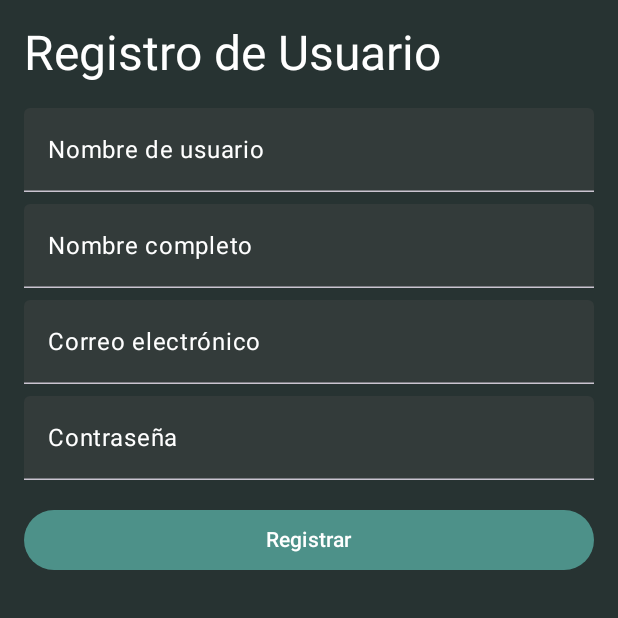
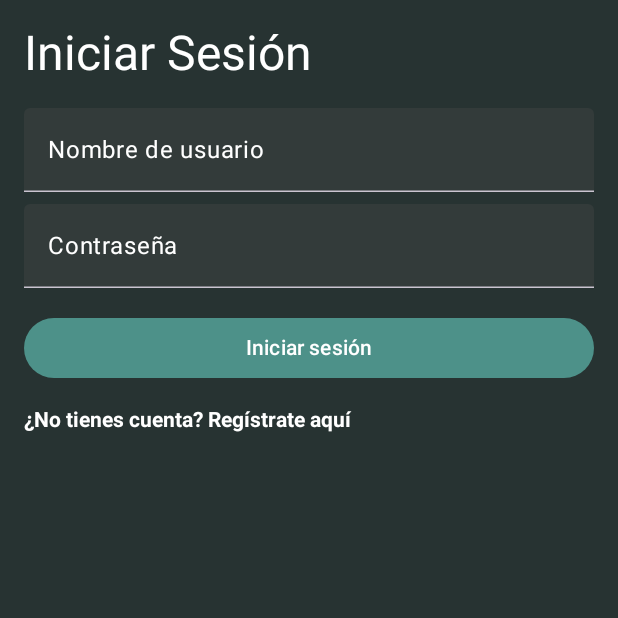
Before and after one commit to Zarael25/FrontendAPK, an Android app built with Jetpack Compose: the screen it shows after launch (MainActivity), on a phone screen of 412 x 824 dp, the top half of it. Run offline under Robolectric (Android 15) with nearby library versions, the phone set to English and light mode, and no system bars; Roboto replaces fonts that are not available here.

Commit message:
Pantalla de login y cierre de sesion creada

```diff
--- a/app/build.gradle.kts
+++ b/app/build.gradle.kts
@@ -64,7 +64,10 @@ dependencies {
 
     // Dependencias de Jetpack Compose
     implementation("androidx.compose.ui:ui:1.3.0")
-    implementation("androidx.compose.material3:material3:1.0.0")
+    implementation("androidx.compose.material3:material3:1.1.0")
+
+    // Dependencia estable de Material (no experimental)
+    implementation("androidx.compose.material:material:1.3.0")
 
     // Dependencia para la navegación en Compose
     implementation("androidx.navigation:navigation-compose:2.5.1")
--- a/app/src/main/java/com/example/frontendapk/data/ApiService.kt
+++ b/app/src/main/java/com/example/frontendapk/data/ApiService.kt
@@ -7,4 +7,8 @@ import retrofit2.http.POST
 interface ApiService {
     @POST("api/usuarios/registro/")
     fun registerUser(@Body user: User): Call<User>
+
+    @POST("api/usuarios/login/")
+    fun loginUser(@Body request: LoginRequest): Call<LoginResponse>
+
 }
--- /dev/null
+++ b/app/src/main/java/com/example/frontendapk/data/LoginRequest.kt
@@ -0,0 +1,6 @@
+package com.example.frontendapk.data
+
+data class LoginRequest(
+    val username: String,
+    val password: String
+)
--- a/app/src/main/java/com/example/frontendapk/navigation/AppNavigation.kt
+++ b/app/src/main/java/com/example/frontendapk/navigation/AppNavigation.kt
@@ -7,10 +7,12 @@ import androidx.navigation.compose.composable
 import androidx.navigation.compose.rememberNavController
 import com.example.frontendapk.view.RegisterScreen
 import com.example.frontendapk.view.SplashScreen
+import com.example.frontendapk.view.LoginScreen
 import com.example.frontendapk.navigation.AppScreens
 import androidx.compose.foundation.layout.PaddingValues
 import androidx.compose.ui.Modifier
 import androidx.compose.foundation.layout.padding
+import com.example.frontendapk.view.HomeScreen
 @Composable
 fun AppNavigation(navController: NavHostController, paddingValues: PaddingValues) {
     NavHost(
@@ -23,7 +25,16 @@ fun AppNavigation(navController: NavHostController, paddingValues: PaddingValues
             SplashScreen(navController = navController)  // Splash Screen
         }
         composable(AppScreens.RegisterScreen.route) {
-            RegisterScreen()  // Register Screen
+            RegisterScreen(navController = navController)  // Register Screen
+        }
+
+        composable(AppScreens.LoginScreen.route) {
+            LoginScreen(navController = navController)  // Login Screen
+        }
+
+        composable("home_screen/{nombre}") { backStackEntry ->
+            val nombre = backStackEntry.arguments?.getString("nombre") ?: "Usuario"
+            HomeScreen(navController = navController, nombre = nombre)
         }
     }
 }
--- a/app/src/main/java/com/example/frontendapk/navigation/AppScreens.kt
+++ b/app/src/main/java/com/example/frontendapk/navigation/AppScreens.kt
@@ -3,4 +3,5 @@ package com.example.frontendapk.navigation
 sealed class AppScreens(val route:String){
     object SplashScreen: AppScreens(route = "splash_screen")
     object RegisterScreen: AppScreens(route = "register_screen")
+    object LoginScreen : AppScreens(route = "login_screen")
 }
--- /dev/null
+++ b/app/src/main/java/com/example/frontendapk/view/LoginScreen.kt
@@ -0,0 +1,150 @@
+package com.example.frontendapk.view
+
+import android.content.Context
+import android.util.Log
+import android.widget.Toast
+import androidx.compose.foundation.layout.*
+import androidx.compose.material3.*
+import androidx.compose.runtime.*
+import androidx.compose.ui.Modifier
+import androidx.compose.ui.text.input.PasswordVisualTransformation
+import androidx.compose.ui.tooling.preview.Preview
+import androidx.compose.ui.unit.dp
+import androidx.compose.ui.text.input.VisualTransformation
+import androidx.compose.ui.platform.LocalContext
+import androidx.compose.ui.text.TextStyle
+import androidx.compose.ui.graphics.Color
+import androidx.compose.ui.text.font.FontWeight
+import androidx.navigation.NavController
+import com.example.frontendapk.data.LoginRequest
+import com.example.frontendapk.data.LoginResponse
+import com.example.frontendapk.data.RetrofitClient
+import retrofit2.Call
+import retrofit2.Callback
+import retrofit2.Response
+import androidx.compose.foundation.clickable
+
+@Composable
+fun LoginScreen(navController: NavController) {
+    // Estados para los campos de entrada
+    var username by remember { mutableStateOf("") }
+    var password by remember { mutableStateOf("") }
+
+    // Obtener el contexto
+    val context = LocalContext.current
+
+    // UI del Login
+    Column(
+        modifier = Modifier
+            .fillMaxSize()
+            .padding(16.dp)
+    ) {
+        Text(text = "Iniciar Sesión", style = MaterialTheme.typography.headlineLarge)
+
+        Spacer(modifier = Modifier.height(16.dp))
+
+        LoginCustomTextField(
+            value = username,
+            onValueChange = { username = it },
+            label = "Nombre de usuario",
+            modifier = Modifier.fillMaxWidth()
+        )
+
+        Spacer(modifier = Modifier.height(8.dp))
+
+        LoginCustomTextField(
+            value = password,
+            onValueChange = { password = it },
+            label = "Contraseña",
+            isPassword = true,
+            modifier = Modifier.fillMaxWidth()
+        )
+
+        Spacer(modifier = Modifier.height(16.dp))
+
+        Button(
+            onClick = {
+                // Validación de campos vacíos
+                if (username.isBlank() || password.isBlank()) {
+                    Toast.makeText(context, "Por favor completa todos los campos", Toast.LENGTH_SHORT).show()
+                } else {
+                    val loginRequest = LoginRequest(username, password)
+                    RetrofitClient.apiService.loginUser(loginRequest).enqueue(object : Callback<LoginResponse> {
+                        override fun onResponse(call: Call<LoginResponse>, response: Response<LoginResponse>) {
+                            if (response.isSuccessful) {
+                                // Obtener el token y almacenarlo
+                                val accessToken = response.body()?.accessToken ?: ""
+                                val sharedPreferences = context.getSharedPreferences("app_prefs", Context.MODE_PRIVATE)
+                                sharedPreferences.edit().putString("ACCESS_TOKEN", accessToken).apply()
+
+                                // Mostrar mensaje de éxito
+                                Toast.makeText(context, "Inicio de sesión exitoso", Toast.LENGTH_SHORT).show()
+
+                                // Navegar a la pantalla principal
+                                navController.navigate("home_screen/${username}") {
+                                    // Evitar regresar a la pantalla de login al presionar atrás
+                                    popUpTo("login_screen") { inclusive = true }
+                                }
+                            } else {
+                                Toast.makeText(context, "Credenciales inválidas", Toast.LENGTH_SHORT).show()
+                                Log.d("LOGIN", "Código HTTP: ${response.code()} - Error: ${response.errorBody()?.string()}")
+                            }
+                        }
+
+                        override fun onFailure(call: Call<LoginResponse>, t: Throwable) {
+                            Toast.makeText(context, "Fallo la conexión", Toast.LENGTH_SHORT).show()
+                            Log.e("LOGIN", "Error en la conexión", t)
+                        }
+                    })
+                }
+            },
+            modifier = Modifier.fillMaxWidth()
+        ) {
+            Text("Iniciar sesión")
+        }
+
+        Spacer(modifier = Modifier.height(16.dp))
+
+        // Texto para navegar al registro
+        Text(
+            text = "¿No tienes cuenta? Regístrate aquí",
+            style = TextStyle(color = Color.White, fontWeight = FontWeight.Bold),
+            modifier = Modifier.clickable {
+                // Navegar a RegisterScreen
+                navController.navigate("register_screen")
+            }
+        )
+    }
+}
+
+@Composable
+fun LoginCustomTextField(
+    value: String,
+    onValueChange: (String) -> Unit,
+    label: String,
+    modifier: Modifier = Modifier,
+    isPassword: Boolean = false
+) {
+    TextField(
+        value = value,
+        onValueChange = onValueChange,
+        label = { Text(label) },
+        modifier = modifier,
+        visualTransformation = if (isPassword) PasswordVisualTransformation() else VisualTransformation.None,
+        colors = TextFieldDefaults.colors(
+            focusedContainerColor = MaterialTheme.colorScheme.surface,
+            unfocusedContainerColor = MaterialTheme.colorScheme.surface,
+            focusedTextColor = MaterialTheme.colorScheme.onSurface,
+            unfocusedTextColor = MaterialTheme.colorScheme.onSurface,
+            cursorColor = MaterialTheme.colorScheme.primary,
+            focusedLabelColor = MaterialTheme.colorScheme.primary,
+            unfocusedLabelColor = MaterialTheme.colorScheme.onSurface
+        )
+    )
+}
+
+@Preview(showBackground = true)
+@Composable
+fun PreviewLoginScreen() {
+    LoginScreen(navController = NavController(LocalContext.current)) // Reemplazar con un NavController válido
+}
--- a/app/src/main/java/com/example/frontendapk/view/SplashScreen.kt
+++ b/app/src/main/java/com/example/frontendapk/view/SplashScreen.kt
@@ -35,7 +35,7 @@ fun SplashScreen(navController: NavController) {
     // Navegar automáticamente después de 2 segundos
     LaunchedEffect(Unit) {
         Handler(Looper.getMainLooper()).postDelayed({
-            navController.navigate("register_screen") {
+            navController.navigate("login_screen") {
                 popUpTo("splash_screen") { inclusive = true }
             }
         }, 5000)
```
Also changed, not shown: app/src/main/java/com/example/frontendapk/data/LoginResponse.kt (added, +9 -0 lines), app/src/main/java/com/example/frontendapk/view/HomeScreen.kt (added, +59 -0 lines), app/src/main/java/com/example/frontendapk/view/RegisterScreen.kt (+15 -18 lines), 2 other files.
